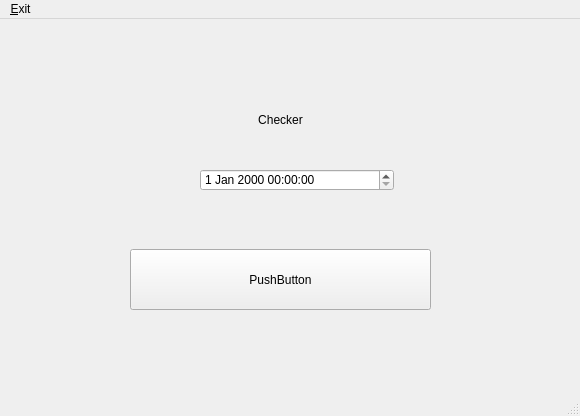
First picture: the form in main.ui, repository susilnath/reminder_app, before the edit.
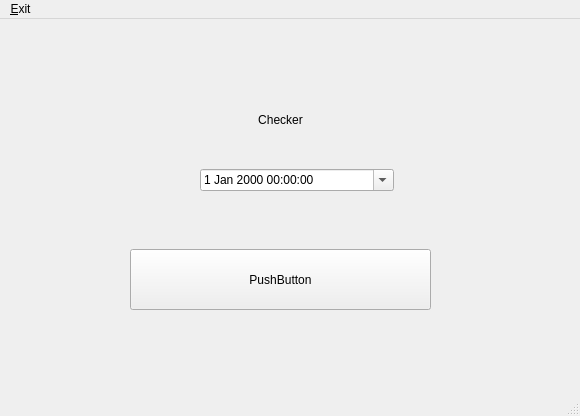
Second picture: the form after the edit.

```diff
--- a/main.ui
+++ b/main.ui
@@ -55,6 +55,9 @@
       <height>22</height>
      </rect>
     </property>
+    <property name="calendarPopup">
+     <bool>true</bool>
+    </property>
    </widget>
   </widget>
   <widget class="QMenuBar" name="menubar">
```
